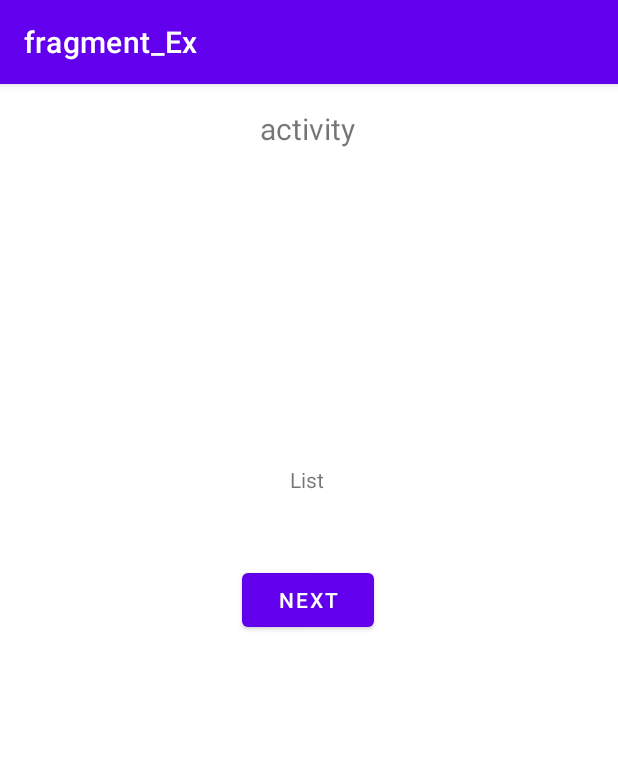
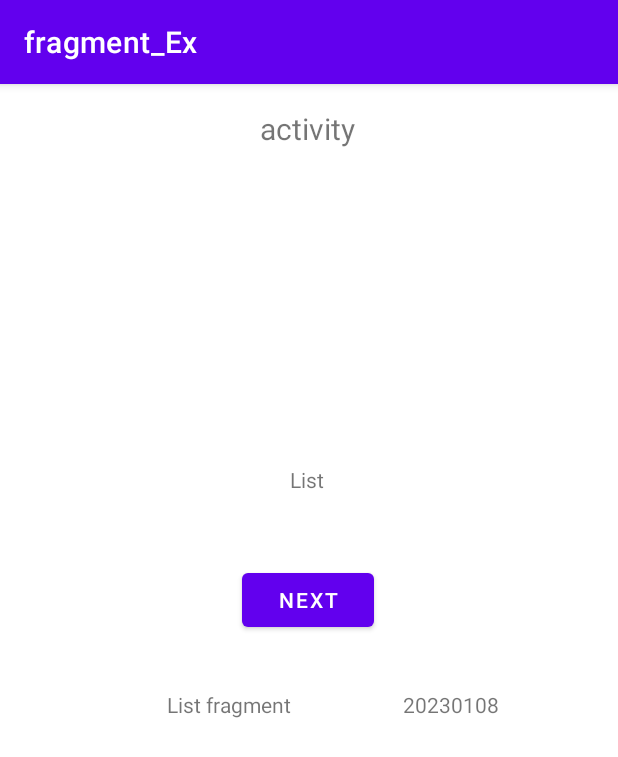
Before and after one commit to Uks98/fragment_Exam, an Android app: the screen it shows after launch (MainActivity), on a phone screen of 412 x 824 dp. Shown: the top 757 px of the screen. Run offline under Robolectric (Android 15) with nearby library versions, the phone set to English and light mode, and no system bars.

Commit message:
get string data from activity

```diff
--- a/app/src/main/java/com/example/fragment_ex/ListFragment.kt
+++ b/app/src/main/java/com/example/fragment_ex/ListFragment.kt
@@ -24,7 +24,10 @@ class ListFragment : Fragment() {
         binding.btnNext.setOnClickListener {
             mainActivity?.goDetail()
         }
-
+        //넘어온 데이터 대입하는 변수
+        //액티비티에서 전달한 두개의 값
+        binding.textTitle.text = arguments?.getString("1")
+        binding.textValue.text = arguments?.getString("2")
         //메서드의 반환 값이 view이기 때문에 root뷰를 넘겨주는 것
         return binding.root
     }
--- a/app/src/main/java/com/example/fragment_ex/MainActivity.kt
+++ b/app/src/main/java/com/example/fragment_ex/MainActivity.kt
@@ -10,7 +10,13 @@ class MainActivity : AppCompatActivity() {
         setFragment()
     }
     fun setFragment(){
+        //화면 간 데이터 주고받기
         val listFragment: ListFragment = ListFragment()
+        var bundle = Bundle()
+        bundle.putString("1","List fragment")
+        bundle.putString("2","20230108")
+        listFragment.arguments = bundle // 값이 담긴 번들을 프래그먼트 argument에 담음
+
         val transaction = supportFragmentManager.beginTransaction() // 트랜잭션 시작
         // add 메서드 -> 프래그먼트를 레이아웃에 추가
         //replace 레이아웃에 삽입된 프래그먼트 교체
--- a/app/src/main/res/layout/fragment_list.xml
+++ b/app/src/main/res/layout/fragment_list.xml
@@ -32,4 +32,26 @@
         app:layout_constraintStart_toStartOf="parent"
         app:layout_constraintTop_toTopOf="parent" />
 
+    <TextView
+        android:id="@+id/textTitle"
+        android:layout_width="wrap_content"
+        android:layout_height="wrap_content"
+        android:layout_marginTop="36dp"
+        android:text="textTitle"
+        app:layout_constraintEnd_toEndOf="parent"
+        app:layout_constraintHorizontal_bias="0.337"
+        app:layout_constraintStart_toStartOf="parent"
+        app:layout_constraintTop_toBottomOf="@+id/btnNext" />
+
+    <TextView
+        android:id="@+id/textValue"
+        android:layout_width="wrap_content"
+        android:layout_height="wrap_content"
+        android:layout_marginTop="36dp"
+        android:text="textValue"
+        app:layout_constraintEnd_toEndOf="parent"
+        app:layout_constraintHorizontal_bias="0.487"
+        app:layout_constraintStart_toEndOf="@+id/textTitle"
+        app:layout_constraintTop_toBottomOf="@+id/btnNext" />
+
 </androidx.constraintlayout.widget.ConstraintLayout>
```
